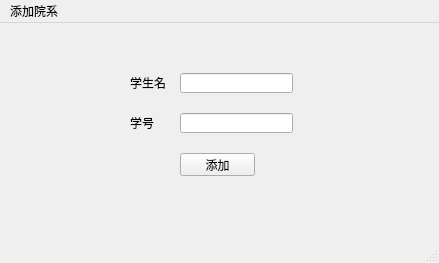
Qt form Database_System/Lab1/ui/add_student.ui (zirui-HIT/HIT_Lab) before a commit.
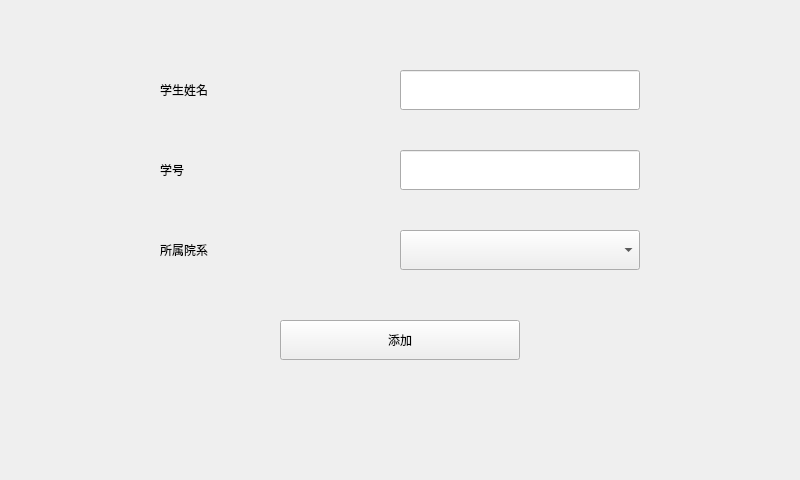
The same form after that commit.

The edit to the form file:
```diff
--- a/Database_System/Lab1/ui/add_student.ui
+++ b/Database_System/Lab1/ui/add_student.ui
@@ -1,39 +1,38 @@
 <?xml version="1.0" encoding="UTF-8"?>
 <ui version="4.0">
- <class>AddStudentWindow</class>
- <widget class="QMainWindow" name="AddStudentWindow">
+ <class>AddStudentWidget</class>
+ <widget class="QWidget" name="AddStudentWidget">
   <property name="geometry">
    <rect>
     <x>0</x>
     <y>0</y>
-    <width>439</width>
-    <height>263</height>
+    <width>800</width>
+    <height>480</height>
    </rect>
   </property>
   <property name="windowTitle">
    <string>MainWindow</string>
   </property>
-  <widget class="QWidget" name="centralwidget">
    <widget class="QLabel" name="student_name_label">
     <property name="geometry">
      <rect>
-      <x>130</x>
-      <y>50</y>
-      <width>54</width>
-      <height>20</height>
+     <x>160</x>
+     <y>70</y>
+     <width>240</width>
+     <height>40</height>
      </rect>
     </property>
     <property name="text">
-     <string>学生名</string>
+    <string>学生姓名</string>
     </property>
    </widget>
    <widget class="QLabel" name="student_id_label">
     <property name="geometry">
      <rect>
-      <x>130</x>
-      <y>90</y>
-      <width>54</width>
-      <height>20</height>
+     <x>160</x>
+     <y>150</y>
+     <width>240</width>
+     <height>40</height>
      </rect>
     </property>
     <property name="text">
@@ -43,54 +42,59 @@
    <widget class="QLineEdit" name="student_name_edit">
     <property name="geometry">
      <rect>
-      <x>180</x>
-      <y>50</y>
-      <width>113</width>
-      <height>20</height>
+     <x>400</x>
+     <y>70</y>
+     <width>240</width>
+     <height>40</height>
      </rect>
     </property>
    </widget>
    <widget class="QLineEdit" name="student_id_edit">
     <property name="geometry">
      <rect>
-      <x>180</x>
-      <y>90</y>
-      <width>113</width>
-      <height>20</height>
+     <x>400</x>
+     <y>150</y>
+     <width>240</width>
+     <height>40</height>
      </rect>
     </property>
    </widget>
    <widget class="QPushButton" name="accept_button">
     <property name="geometry">
      <rect>
-      <x>180</x>
-      <y>130</y>
-      <width>75</width>
-      <height>23</height>
+     <x>280</x>
+     <y>320</y>
+     <width>240</width>
+     <height>40</height>
      </rect>
     </property>
     <property name="text">
      <string>添加</string>
     </property>
    </widget>
-  </widget>
-  <widget class="QMenuBar" name="menubar">
+  <widget class="QLabel" name="college_label">
    <property name="geometry">
     <rect>
-     <x>0</x>
-     <y>0</y>
-     <width>439</width>
-     <height>22</height>
+     <x>160</x>
+     <y>230</y>
+     <width>240</width>
+     <height>40</height>
     </rect>
    </property>
-   <widget class="QMenu" name="menu">
-    <property name="title">
-     <string>添加院系</string>
-    </property>
-   </widget>
-   <addaction name="menu"/>
+   <property name="text">
+    <string>所属院系</string>
+   </property>
+  </widget>
+  <widget class="QComboBox" name="college_box">
+   <property name="geometry">
+    <rect>
+     <x>400</x>
+     <y>230</y>
+     <width>240</width>
+     <height>40</height>
+    </rect>
+   </property>
   </widget>
-  <widget class="QStatusBar" name="statusbar"/>
  </widget>
  <resources/>
  <connections/>
```
Left out of the diff: 2 changed lines with no effect on the pictures. Lines whose indentation alone changed are shown as unchanged.
